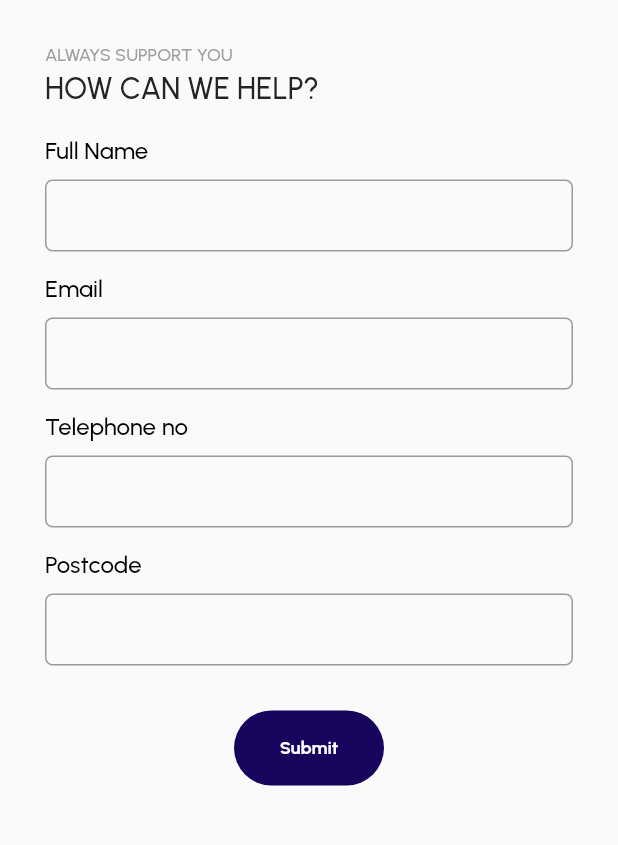
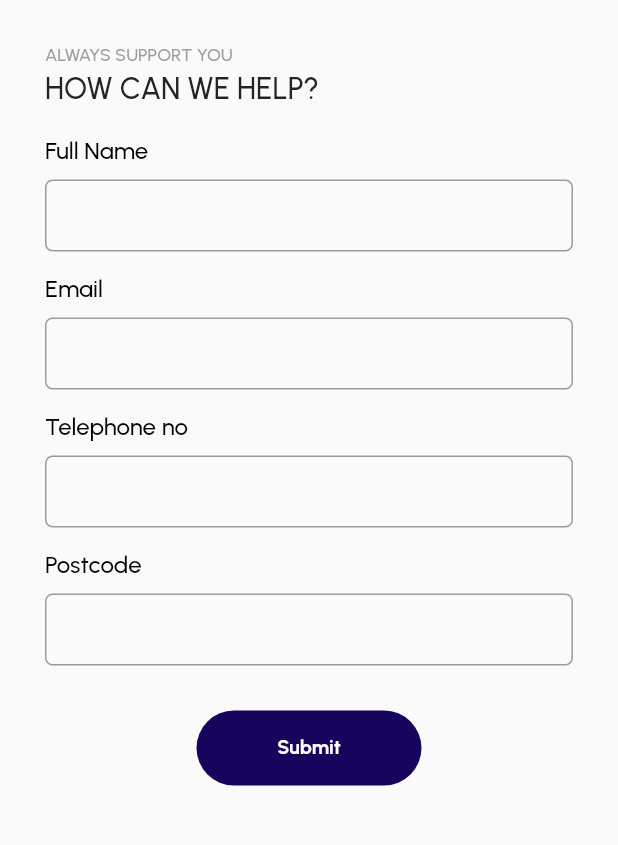
Before and after one commit to ParthIntelizia/Property_App, a Flutter app: the AboutUsScreen screen opened directly, scrolled down 430 dp, on a phone screen of 412 x 824 dp, the part 368-1213 px from its top. Run offline on Flutter 3.47's test engine with Material 2 defaults, Android fonts, the phone set to English and light mode, and no system bars; drawn by our look-alikes of flutter_progress_hud; our stand-ins replace cached_network_image, carousel_slider, cloud_firestore, connectivity, dio, firebase_auth and 16 more; missing offline and left inert: connectivity_for_web, country_codes, email_auth, flutter_facebook_auth, flutter_facebook_auth_web, flutter_google_places and 4 more; accounts and stored records are empty; network calls fail.

Commit message:
init(03-12-22)

```diff
--- a/lib/home/home.dart
+++ b/lib/home/home.dart
@@ -128,7 +128,7 @@ class _HomePageState extends State<HomePage>
                     ),
                     GestureDetector(
                       onTap: () {
-                        locator<NavBarIndex>().setTabCount(4);
+                        locator<NavBarIndex>().setTabCount(3);
                       },
                       child: Container(
                         height: 40,
--- a/lib/pages/about_us_screen.dart
+++ b/lib/pages/about_us_screen.dart
@@ -273,14 +273,14 @@ class _AboutUsScreenState extends State<AboutUsScreen> {
                   },
                   child: Container(
                     height: 50,
-                    width: 100,
+                    width: 150,
                     margin: const EdgeInsets.only(top: 15.0),
                     decoration: const BoxDecoration(
                         color: ConstColors.darkColor,
                         borderRadius: BorderRadius.all(Radius.circular(25))),
                     child: Center(
                       child: constWidgets.textWidget(
-                          "Submit", FontWeight.w700, 12, Colors.white),
+                          "Submit", FontWeight.w700, 13, Colors.white),
                     ),
                   ),
                 ),
--- a/lib/pages/search_page.dart
+++ b/lib/pages/search_page.dart
@@ -21,7 +21,9 @@ class _SearchPageState extends State<SearchPage> {
 
   String kGoogleApiKey = 'AIzaSyBLjgELUHE9X1z5OI0if3tMRDG5nWK2Rt8';
   PlaceApi _placeApi = PlaceApi.instance;
+
   SerachController _serachController = Get.put(SerachController());
+
   bool buscando = false;
 
   List<Place> _predictions = [];
```
Also changed, not shown: lib/pages/discover_page.dart (+4 -3 lines), lib/pages/service_inquery_page.dart (+9 -6 lines), lib/pages/services_page.dart (+4 -4 lines), 2 other files.
